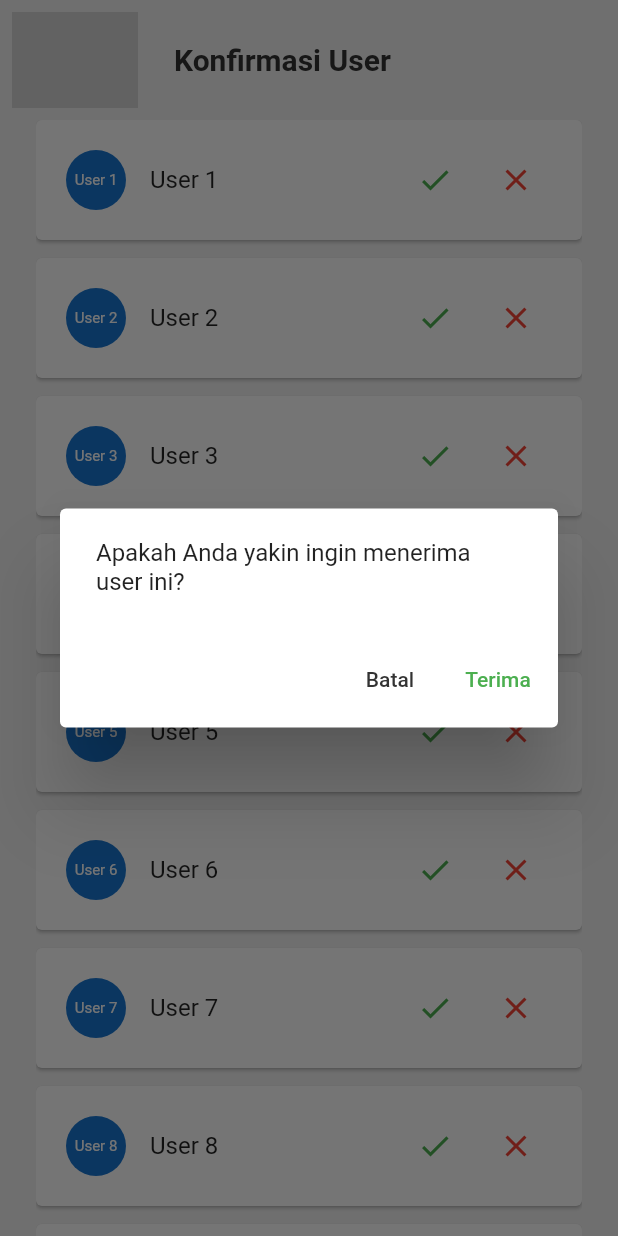
After one commit to fadillahrizki/anonymous-flutter, a Flutter app: the UserStore screen opened by its route, after a tap on the "check" icon, on a phone screen of 412 x 824 dp. The commit adds this screen. Run offline on Flutter 3.47's test engine with Material 2 defaults, Android fonts, the phone set to English and light mode, and no system bars; our stand-ins replace flutter_svg, fluttertoast, qr_flutter.

Commit message:
add alert and user page

```diff
--- a/lib/main.dart
+++ b/lib/main.dart
@@ -13,6 +13,7 @@ import 'package:anonymous/screens/store/create_store.dart';
 import 'package:anonymous/screens/store/detail_store.dart';
 import 'package:anonymous/screens/store/qr_store.dart';
 import 'package:anonymous/screens/store/staff_store.dart';
+import 'package:anonymous/screens/store/user_store.dart';
 import 'package:flutter/material.dart';
 import 'package:provider/provider.dart';
 
@@ -43,6 +44,7 @@ class MainApp extends StatelessWidget {
         '/store/detail': (context) => const DetailStore(),
         '/store/qr': (context) => const QrStore(),
         '/store/staff': (context) => const StaffStore(),
+        '/store/user': (context) => const UserStore(),
         '/product': (context) => const ListProduct()
       },
     );
--- a/lib/screens/store/detail_store.dart
+++ b/lib/screens/store/detail_store.dart
@@ -144,7 +144,9 @@ class _DetailStoreState extends State<DetailStore> {
                   ),
                   SizedBox(height: 12),
                   CustomButton(
-                    onPressed: () {},
+                    onPressed: () {
+                      Navigator.pushReplacementNamed(context, '/store/staff');
+                    },
                     label: "Daftar Pegawai",
                     type: "secondary",
                   ),
--- /dev/null
+++ b/lib/screens/store/user_store.dart
@@ -0,0 +1,132 @@
+import 'package:anonymous/components/custom_appBar.dart';
+import 'package:anonymous/components/drawer.dart';
+import 'package:anonymous/constants/custom_color.dart';
+import 'package:flutter/material.dart';
+
+class UserStore extends StatefulWidget {
+  const UserStore({super.key});
+
+  @override
+  State<UserStore> createState() => _UserStoreState();
+}
+
+class _UserStoreState extends State<UserStore> {
+  @override
+  Widget build(BuildContext context) {
+    final List<String> items =
+        List<String>.generate(20, (i) => 'User ${i + 1}');
+    return Scaffold(
+      appBar: const CustomAppBar(title: 'Konfirmasi User'),
+      drawer: const MyDrawer(active: 'Konfirmasi User'),
+      backgroundColor: CustomColor().background,
+      body: Container(
+        padding: const EdgeInsets.symmetric(horizontal: 24),
+        child: SingleChildScrollView(
+          child: Column(
+            children: [
+              ListView.builder(
+                shrinkWrap: true,
+                itemCount: items.length,
+                itemBuilder: (context, int index) {
+                  return Card(
+                    margin: const EdgeInsets.only(bottom: 12),
+                    child: ListTile(
+                      contentPadding: const EdgeInsets.symmetric(
+                        horizontal: 20,
+                        vertical: 12,
+                      ),
+                      title: Text(items[index]),
+                      leading: CircleAvatar(
+                        child: Text(
+                          items[index],
+                          style: TextStyle(fontSize: 10),
+                        ),
+                      ),
+                      trailing: Wrap(
+                        spacing: 6,
+                        children: [
+                          IconButton(
+                            icon: const Icon(
+                              Icons.check,
+                              color: Colors.green,
+                            ),
+                            onPressed: () {
+                              showDialog(
+                                context: context,
+                                builder: (_) => AlertDialog(
+                                  content: Text(
+                                      "Apakah Anda yakin ingin menerima user ini?"),
+                                  actions: [
+                                    TextButton(
+                                      onPressed: () {
+                                        Navigator.pop(context);
+                                      },
+                                      child: Text(
+                                        "Batal",
+                                        style: TextStyle(
+                                            color: CustomColor().primary),
+                                      ),
+                                    ),
+                                    TextButton(
+                                      onPressed: () {
+                                        Navigator.pop(context);
+                                      },
+                                      child: Text(
+                                        "Terima",
+                                        style: TextStyle(color: Colors.green),
+                                      ),
+                                    ),
+                                  ],
+                                ),
+                              );
+                            },
+                          ),
+                          IconButton(
+                            icon: const Icon(
+                              Icons.close,
+                              color: Colors.red,
+                            ),
+                            onPressed: () {
+                              showDialog(
+                                context: context,
+                                builder: (_) => AlertDialog(
+                                  content: Text(
+                                      "Apakah Anda yakin ingin menolak user ini?"),
+                                  actions: [
+                                    TextButton(
+                                      onPressed: () {
+                                        Navigator.pop(context);
+                                      },
+                                      child: Text(
+                                        "Batal",
+                                        style: TextStyle(
+                                            color: CustomColor().primary),
+                                      ),
+                                    ),
+                                    TextButton(
+                                      onPressed: () {
+                                        Navigator.pop(context);
+                                      },
+                                      child: Text(
+                                        "Tolak",
+                                        style: TextStyle(color: Colors.red),
+                                      ),
+                                    ),
+                                  ],
+                                ),
+                              );
+                            },
+                          ),
+                        ],
+                      ),
+                    ),
+                  );
+                },
+              ),
+            ],
+          ),
+        ),
+      ),
+    );
+  }
+}
```
Also changed, not shown: lib/screens/store/staff_store.dart (+73 -3 lines).
